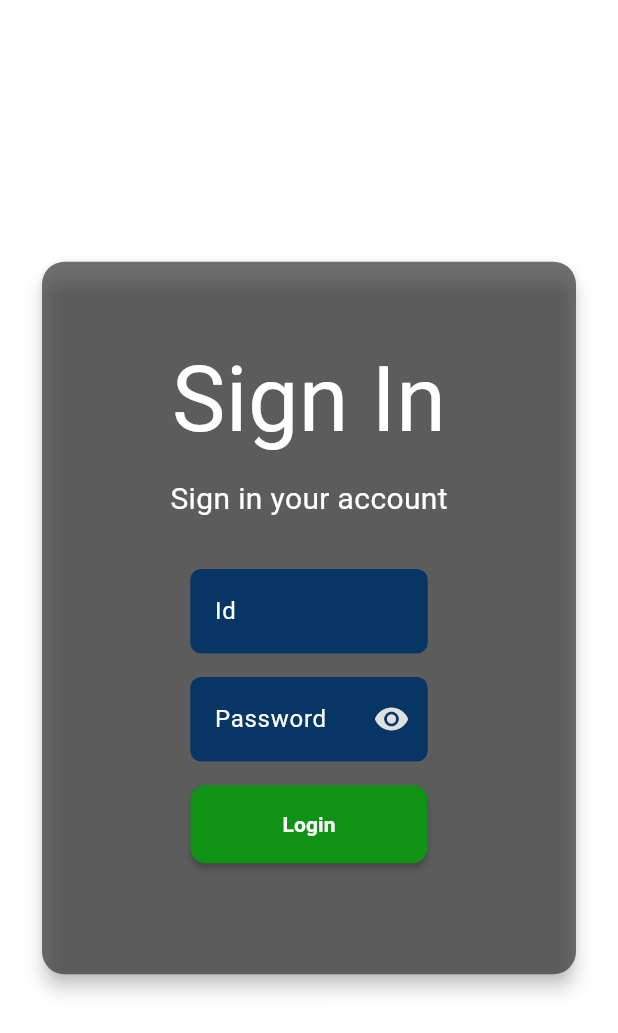
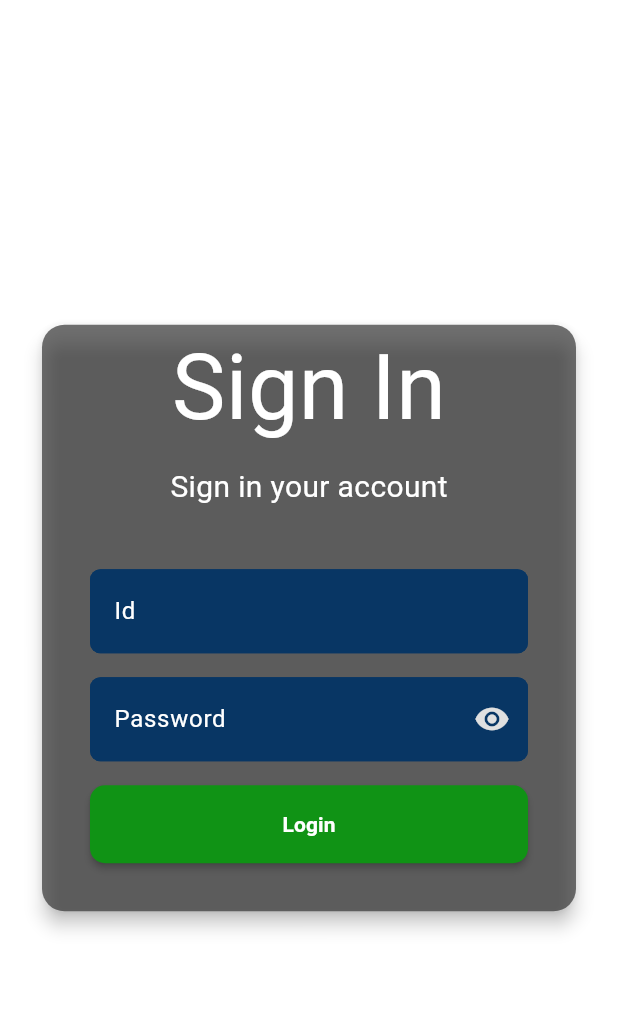
Before and after one commit to Kyusans/flutter-csdl-admin, a Flutter app: the screen it shows after launch, on a phone screen of 412 x 824 dp. Shown: the top 1033 px of the screen. Run offline on Flutter 3.47's test engine with Material 3 defaults, Android fonts, the phone set to English and light mode, and no system bars; our stand-ins replace get, shared_preferences.

Commit message:
updated login_page.dart

```diff
--- a/lib/pages/login_page.dart
+++ b/lib/pages/login_page.dart
@@ -78,14 +78,17 @@ class _LoginPageState extends State<LoginPage> {
       body: LayoutBuilder(
         builder: (context, constraints) {
           if (constraints.maxWidth > 1300) {
-            return Row(
+            return Padding(
+              padding: const EdgeInsets.only(bottom: 250.0),
+              child: Row(
                 crossAxisAlignment: CrossAxisAlignment.center,
+                mainAxisAlignment: MainAxisAlignment.spaceAround,
                 children: [
                   const Padding(
-                  padding: EdgeInsets.fromLTRB(200, 100, 0, 0),
+                    padding: EdgeInsets.only(bottom: 150.0),
                     child: Column(
-                    mainAxisAlignment: MainAxisAlignment.start,
                       crossAxisAlignment: CrossAxisAlignment.center,
+                      mainAxisAlignment: MainAxisAlignment.center,
                       children: [
                         Text(
                           "SAMS",
@@ -108,13 +111,15 @@ class _LoginPageState extends State<LoginPage> {
                       ],
                     ),
                   ),
+                  Column(
+                    children: [
                       Expanded(
-                  child: Padding(
-                    padding: const EdgeInsets.fromLTRB(250, 0, 50, 0),
                         child: _buildLoginSection(context),
                       ),
+                    ],
                   ),
                 ],
+              ),
             );
           } else {
             return Container(
@@ -137,8 +142,6 @@ class _LoginPageState extends State<LoginPage> {
           shape: RoundedRectangleBorder(
             borderRadius: BorderRadius.circular(15),
           ),
-          child: Padding(
-            padding: const EdgeInsets.symmetric(vertical: 50, horizontal: 75),
           child: Column(
             mainAxisAlignment: MainAxisAlignment.center,
             children: [
@@ -160,8 +163,10 @@ class _LoginPageState extends State<LoginPage> {
                 ),
               ),
               const SizedBox(height: 8),
-                Padding(
-                  padding: const EdgeInsets.all(24),
+              SizedBox(
+                width: 500,
+                child: Padding(
+                  padding: const EdgeInsets.all(32),
                   child: Column(
                     children: [
                       MyTextField(
@@ -195,8 +200,8 @@ class _LoginPageState extends State<LoginPage> {
                     ],
                   ),
                 ),
+              ),
             ],
-            ),
           ),
         ),
       ),
--- a/lib/pages/master_files.dart
+++ b/lib/pages/master_files.dart
@@ -27,10 +27,9 @@ class _MasterFilesState extends State<MasterFiles> {
   void _handleAddMasterfiles(int index) {
     Get.dialog(
       AlertDialog(
-        content: AddMasterfiles(selectedIndex: index),
+        content: AddMasterfiles(selectedIndex: index, isMobile: _isMobile),
         backgroundColor: Colors.transparent,
         elevation: 0,
-        scrollable: true,
       ),
     );
   }
--- a/lib/pages/master_files/add_masterfiles.dart
+++ b/lib/pages/master_files/add_masterfiles.dart
@@ -7,9 +7,11 @@ import 'package:get/get.dart';
 
 class AddMasterfiles extends StatefulWidget {
   final int selectedIndex;
+  final bool isMobile;
   const AddMasterfiles({
     Key? key,
     required this.selectedIndex,
+    required this.isMobile,
   }) : super(key: key);
 
   @override
@@ -64,9 +66,10 @@ class _AddMasterfilesState extends State<AddMasterfiles> {
           crossAxisAlignment: CrossAxisAlignment.center,
           mainAxisAlignment: MainAxisAlignment.center,
           children: [
+            //Get.width * 0.5
             SizedBox(
-              width: Get.width * 0.5,
               height: 600,
+              width: widget.isMobile ? Get.width * 1 : Get.width * 0.3,
               child: Card(
                 elevation: 5,
                 color: Theme.of(context).colorScheme.onPrimary,
```
Lines whose indentation alone changed are shown as unchanged.
